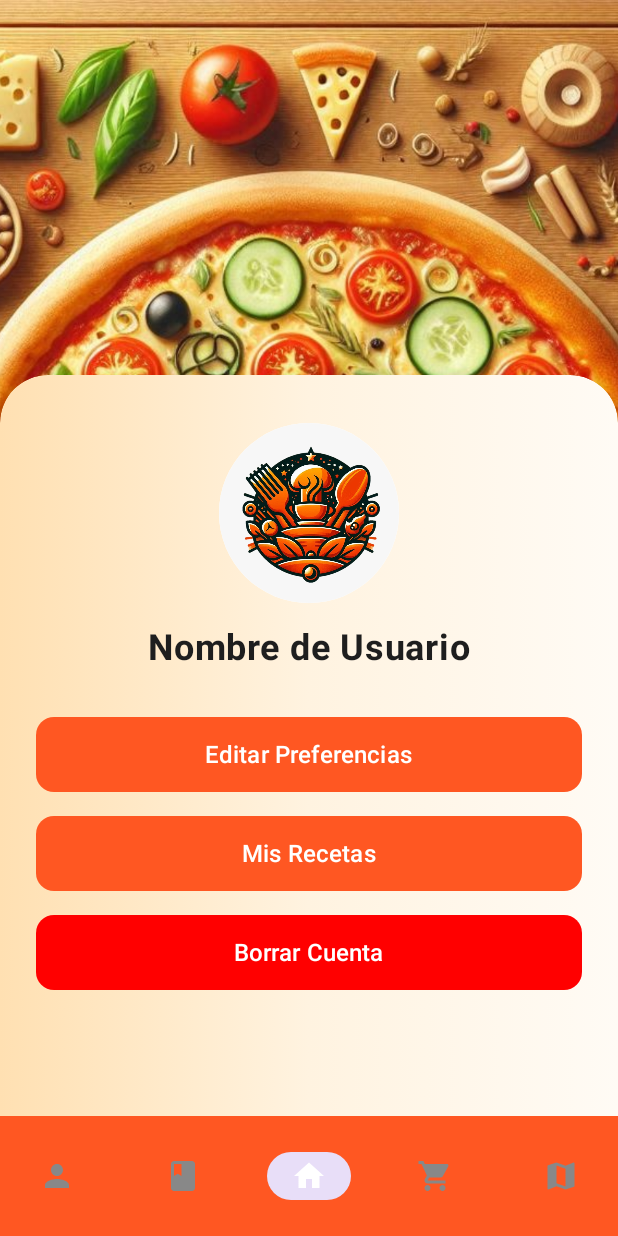
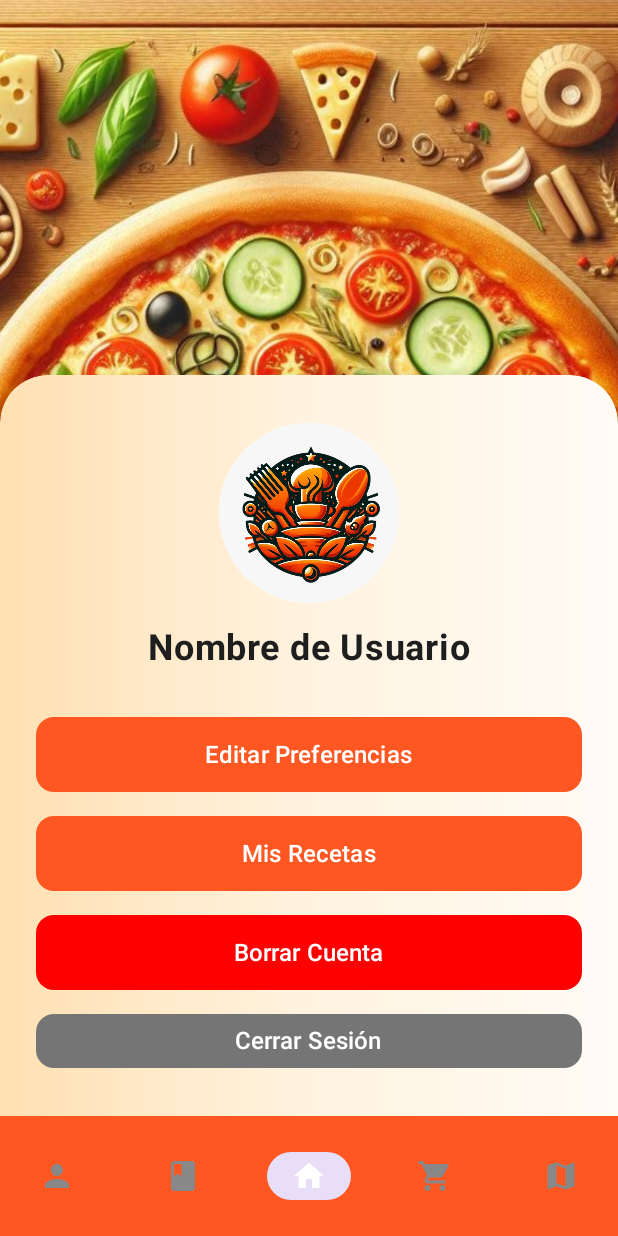
Before and after one commit to KevinCastillo839/KFoodsAPP, an Android app built with Jetpack Compose: the UserScreen screen opened through its navigation route, on a phone screen of 412 x 824 dp. Run offline under Robolectric (Android 15) with nearby library versions, the phone set to English and light mode, and no system bars; our stand-ins replace livedata-compose.

Commit message:
implemented logout button that delete the token and navigate to the mainactivity

```diff
--- a/app/src/main/java/com/moviles/kfoods/PrincipalActivity.kt
+++ b/app/src/main/java/com/moviles/kfoods/PrincipalActivity.kt
@@ -1,10 +1,12 @@
 package com.moviles.kfoods
 
 import android.annotation.SuppressLint
+import android.content.Intent
 import android.os.Bundle
 import android.widget.Toast
 import androidx.activity.ComponentActivity
 import androidx.activity.compose.setContent
+import androidx.activity.viewModels
 import androidx.compose.foundation.Image
 import androidx.compose.foundation.background
 import androidx.compose.foundation.layout.*
@@ -35,25 +37,32 @@ import androidx.compose.ui.text.font.FontWeight
 import androidx.compose.ui.unit.sp
 import androidx.lifecycle.viewmodel.compose.viewModel
 import androidx.navigation.compose.*
+import com.moviles.kfoods.factory.AuthViewModelFactory
 import com.moviles.kfoods.models.User
 import com.moviles.kfoods.viewmodel.AuthViewModel
+import kotlin.getValue
 
 class PrincipalActivity : ComponentActivity() {
+    private val authViewModel: AuthViewModel by viewModels {
+        AuthViewModelFactory(application) // Usamos la fábrica actualizada aquí
+    }
     override fun onCreate(savedInstanceState: Bundle?) {
         super.onCreate(savedInstanceState)
 
         setContent {
             val userId = intent.getIntExtra("id", -1) // Recibir el userId
             KFoodsTheme {
-                PrincipalScreen(userId = userId) // Pasar el userId a PrincipalScreen
+                PrincipalScreen(userId = userId)
+          // Pasar el userId a PrincipalScreen
             }
         }
+     }
+
     }
-}
 
 @OptIn(ExperimentalMaterial3Api::class)
 @Composable
-fun PrincipalScreen(userId: Int) {
+fun PrincipalScreen(userId: Int, authViewModel: AuthViewModel = viewModel()) {
     var selectedItem by remember { mutableStateOf(2) } // 0: Perfil, 1: Libro, 2: Inicio, 3: Carrito, 4: Mapa
     val navController = rememberNavController() // Crear NavController
 
@@ -85,7 +94,7 @@ fun PrincipalScreen(userId: Int) {
                     HomeScreen() // Pantalla Principal
                 }
                 composable("user") {
-                    UserScreen() // Pantalla de Usuario
+                    UserScreen(authViewModel = authViewModel) // Pasar el AuthViewModel
                 }
                 composable("book") {
                     BookScreen() // Pantalla de Libro
@@ -96,11 +105,11 @@ fun PrincipalScreen(userId: Int) {
                 composable("map") {
                     MapScreen()
                 }
-
             }
         }
     }
 }
+
 
 @Composable
 fun HomeScreen() {
@@ -116,8 +125,11 @@ fun HomeScreen() {
     }
 }
 
+
 @Composable
-fun UserScreen() {
+fun UserScreen(authViewModel: AuthViewModel) {
+    val context = LocalContext.current
+
     Box(
         modifier = Modifier.fillMaxSize()
     ) {
@@ -151,7 +163,7 @@ fun UserScreen() {
                 .padding(horizontal = 24.dp, vertical = 32.dp),
             horizontalAlignment = Alignment.CenterHorizontally
         ) {
-            // Foto de usuario (circular)
+            // Foto de usuario
             Image(
                 painter = painterResource(id = R.drawable.logo),
                 contentDescription = "Foto de usuario",
@@ -173,7 +185,7 @@ fun UserScreen() {
 
             Spacer(modifier = Modifier.height(32.dp))
 
-            // Botones
+            // Botones existentes
             Button(
                 onClick = { /* TODO: Acción editar preferencias */ },
                 colors = ButtonDefaults.buttonColors(containerColor = Color(0xFFFF5722)),
@@ -210,10 +222,28 @@ fun UserScreen() {
             ) {
                 Text(text = "Borrar Cuenta", color = Color.White, fontSize = 16.sp)
             }
+
+            Spacer(modifier = Modifier.height(16.dp))
+
+            // Botón CERRAR SESIÓN
+            Button(
+                onClick = {
+                    authViewModel.logout()  // 1. Hace logout
+                    val intent = Intent(context, MainActivity::class.java)  // 2. Luego va al MainActivity
+                    intent.flags = Intent.FLAG_ACTIVITY_NEW_TASK or Intent.FLAG_ACTIVITY_CLEAR_TASK
+                    context.startActivity(intent)
+                },
+                colors = ButtonDefaults.buttonColors(containerColor = Color(0xFF757575)),
+                shape = RoundedCornerShape(12.dp),
+                modifier = Modifier
+                    .fillMaxWidth()
+                    .height(50.dp)
+            ) {
+                Text(text = "Cerrar Sesión", color = Color.White, fontSize = 16.sp)
+            }
         }
     }
 }
-
 
 
 
```
Also changed, not shown: app/src/main/java/com/moviles/kfoods/viewmodel/AuthViewModel.kt (+17 -0 lines).
